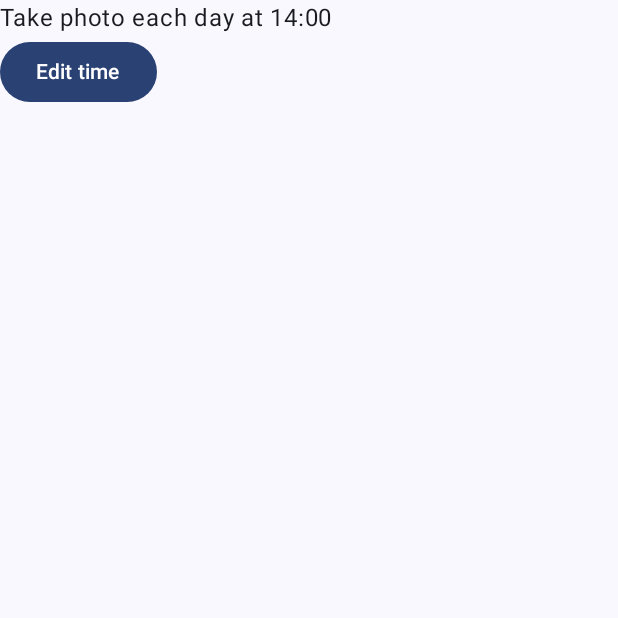
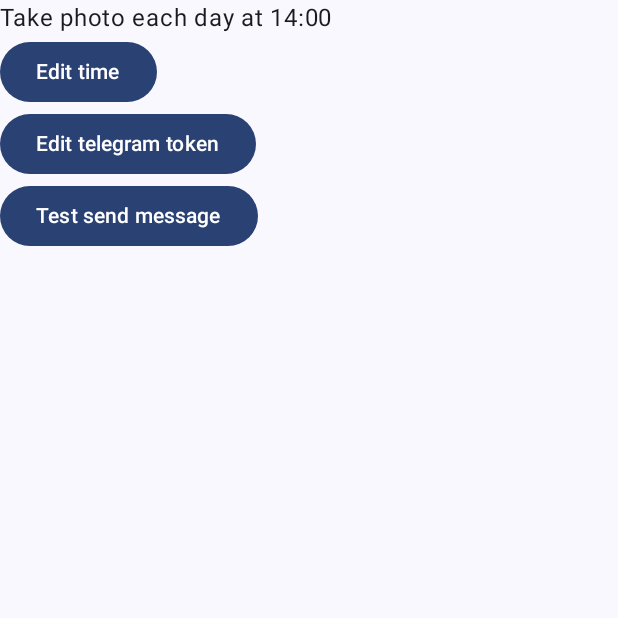
Before and after one commit to ivanlukomskiy/chrono-capture, an Android app built with Jetpack Compose: the screen it shows after launch (MainActivity), on a phone screen of 412 x 824 dp, the top half of it. Run offline under Robolectric (Android 15) with nearby library versions, the phone set to English and light mode, and no system bars.

Commit message:
tg token edit

```diff
--- a/app/src/main/java/com/ivanlukomskiy/chronocapture/MainActivity.kt
+++ b/app/src/main/java/com/ivanlukomskiy/chronocapture/MainActivity.kt
@@ -2,13 +2,18 @@
 
 package com.ivanlukomskiy.chronocapture
 
+import android.app.TimePickerDialog
 import android.content.Context
 import android.os.Bundle
 import androidx.activity.ComponentActivity
 import androidx.activity.compose.setContent
+import androidx.compose.foundation.layout.Arrangement
+import androidx.compose.foundation.layout.Column
 import androidx.compose.foundation.layout.Row
-import androidx.compose.foundation.layout.Column
+import androidx.compose.foundation.layout.Spacer
 import androidx.compose.foundation.layout.fillMaxSize
+import androidx.compose.foundation.layout.height
+import androidx.compose.foundation.layout.padding
 import androidx.compose.material3.Button
 import androidx.compose.material3.ExperimentalMaterial3Api
 import androidx.compose.material3.MaterialTheme
@@ -16,30 +21,16 @@ import androidx.compose.material3.Surface
 import androidx.compose.material3.Text
 import androidx.compose.material3.TextField
 import androidx.compose.runtime.*
+import androidx.compose.ui.Alignment
 import androidx.compose.ui.Modifier
 import androidx.compose.ui.graphics.Color
 import androidx.compose.ui.platform.LocalContext
-import androidx.compose.ui.tooling.preview.Preview
-import com.ivanlukomskiy.chronocapture.ui.theme.ChronoCaptureTheme
-
-//import androidx.compose.runtime.Composable
-import androidx.compose.ui.platform.LocalContext
-//import androidx.compose.runtime.remember
-//import androidx.compose.runtime.mutableStateOf
-//import androidx.compose.runtime.getValue
-//import androidx.compose.runtime.setValue
-import androidx.compose.material3.Button
-import android.app.TimePickerDialog
-import androidx.compose.foundation.layout.Arrangement
-import androidx.compose.foundation.layout.Spacer
-import androidx.compose.foundation.layout.height
-import androidx.compose.foundation.layout.padding
-import androidx.compose.ui.Alignment
 import androidx.compose.ui.unit.dp
 import androidx.navigation.NavController
 import androidx.navigation.compose.NavHost
 import androidx.navigation.compose.composable
 import androidx.navigation.compose.rememberNavController
+import com.ivanlukomskiy.chronocapture.ui.theme.ChronoCaptureTheme
 import java.util.*
 
 class MainActivity : ComponentActivity() {
@@ -47,15 +38,12 @@ class MainActivity : ComponentActivity() {
     override fun onCreate(savedInstanceState: Bundle?) {
         super.onCreate(savedInstanceState)
         setContent {
-            AppNavigation(this)
-        }
-        setContent {
             ChronoCaptureTheme {
                 Surface(
                     modifier = Modifier.fillMaxSize(),
                     color = MaterialTheme.colorScheme.background
                 ) {
-                    Greeting(this)
+                    AppNavigation(this)
                 }
             }
         }
@@ -67,14 +55,15 @@ fun AppNavigation(context: Context) {
     val navController = rememberNavController()
 
     NavHost(navController = navController, startDestination = "main") {
-        composable("main") { Greeting(context) }
-        composable("editTelegramToken") { EditTelegramTokenScreen(navController) }
+        composable("main") { Greeting(context, navController) }
+        composable("editTelegramToken") { EditTelegramTokenScreen(context, navController) }
     }
 }
 
 @Composable
-fun EditTelegramTokenScreen(navController: NavController) {
-    var token by remember { mutableStateOf("") }
+fun EditTelegramTokenScreen(context: Context, navController: NavController) {
+    val sharedPreferences = context.getSharedPreferences("AppPreferences", Context.MODE_PRIVATE)
+    var token by remember { mutableStateOf(sharedPreferences.getString("tgToken", "") ?: "") }
 
     Column(
         modifier = Modifier
@@ -89,55 +78,42 @@ fun EditTelegramTokenScreen(navController: NavController) {
             label = { Text("Telegram Token") }
         )
         Spacer(modifier = Modifier.height(16.dp))
-        Button(onClick = { navController.popBackStack() }) {
-            Text("Save")
+        Row {
+            Button(onClick = {
+                sharedPreferences.edit().putString("tgToken", "").apply()
+                token = ""
+            }) {
+                Text("Clear")
+            }
+            Button(onClick = {
+                sharedPreferences.edit().putString("tgToken", token).apply()
+                navController.popBackStack()
+            }) {
+                Text("Save")
+            }
         }
     }
 }
 
 @Composable
-fun Greeting(context: Context, modifier: Modifier = Modifier) {
-    val sharedPreferences = context.getSharedPreferences("AppPreferences", Context.MODE_PRIVATE)
-    val defaultCron = "0 14 * * *"
-    var text by remember { mutableStateOf(sharedPreferences.getString("cronTab", defaultCron) ?: defaultCron) }
-    var savedCron by remember { mutableStateOf(sharedPreferences.getString("cronTab", defaultCron) ?: defaultCron) }
+fun Greeting(context: Context, navController: NavController, modifier: Modifier = Modifier) {
     var showError by remember { mutableStateOf(false) }
-
-    fun isValidCronExpression(cronExpression: String): Boolean {
-        return cronExpression.matches("^\\d+ \\d+ \\* \\* \\*$".toRegex())
-    }
 
     Column(modifier = modifier) {
         Text(text = "Take photo each day at 14:00")
+        MyTimePicker()
 
-//        Row {
-//            TextField(
-//                value = text,
-//                onValueChange = {
-//                    text = it
-//                    showError = !isValidCronExpression(it)
-//                },
-//                label = { Text("Image capture cron tab") },
-//                isError = showError
-//            )
-//
-//            Button(
-//                onClick = {
-//                    if (isValidCronExpression(text)) {
-//                        sharedPreferences.edit().putString("cronTab", text).apply()
-//                        savedCron = text // Update the savedCron state
-//                        showError = false
-//                    } else {
-//                        showError = true
-//                    }
-//                },
-//                enabled = text != savedCron && isValidCronExpression(text) // Check against savedCron
-//            ) {
-//                Text("Apply")
-//            }
-//        }
+        Button(onClick = {
+            navController.navigate("editTelegramToken")
+        }) {
+            Text("Edit telegram token")
+        }
 
-        MyTimePicker()
+        Button(onClick = {
+
+        }) {
+            Text("Test send message")
+        }
 
         if (showError) {
             Text("Invalid cron expression", color = Color.Red)
@@ -167,10 +143,10 @@ fun MyTimePicker() {
     }
 }
 
-@Preview(showBackground = true)
-@Composable
-fun GreetingPreview() {
-    ChronoCaptureTheme {
-        Greeting(LocalContext.current)
-    }
-}
+//@Preview(showBackground = true)
+//@Composable
+//fun GreetingPreview() {
+//    ChronoCaptureTheme {
+//        Greeting(LocalContext.current)
+//    }
+//}
```
